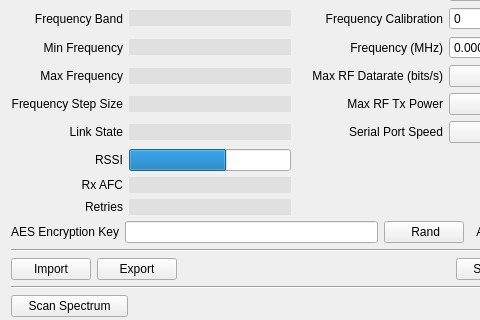
The window that ground/openpilotgcs/src/plugins/pipxtreme/pipxtreme.ui (openpilot/OpenPilot) describes before a commit, drawn with Qt 5; both pictures show x 0 to 480 and y 125 to 445 of the 571 by 529 pixel window.
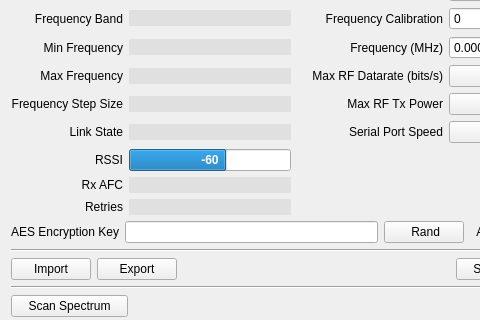
The same window after the commit.

Commit message: Fixed export double confirmation dialogues.

```diff
--- a/ground/openpilotgcs/src/plugins/pipxtreme/pipxtreme.ui
+++ b/ground/openpilotgcs/src/plugins/pipxtreme/pipxtreme.ui
@@ -462,7 +462,7 @@
         <set>Qt::AlignCenter</set>
        </property>
        <property name="textVisible">
-        <bool>false</bool>
+        <bool>true</bool>
        </property>
        <property name="textDirection">
         <enum>QProgressBar::TopToBottom</enum>
```
The commit also changes 1 other file.
